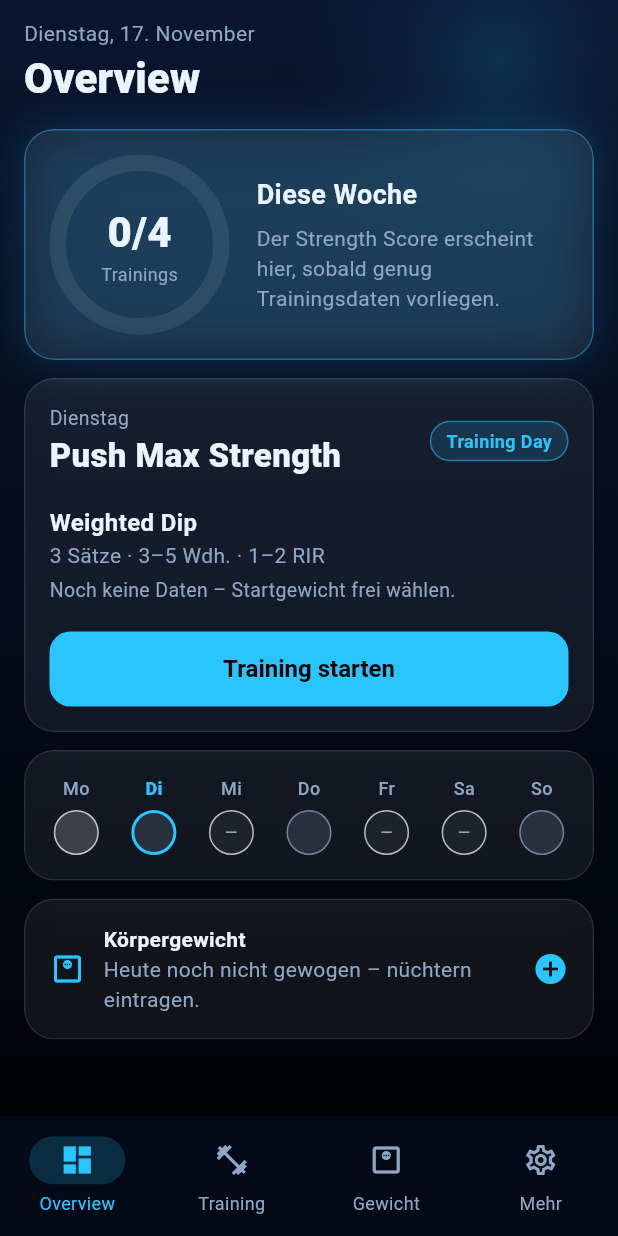
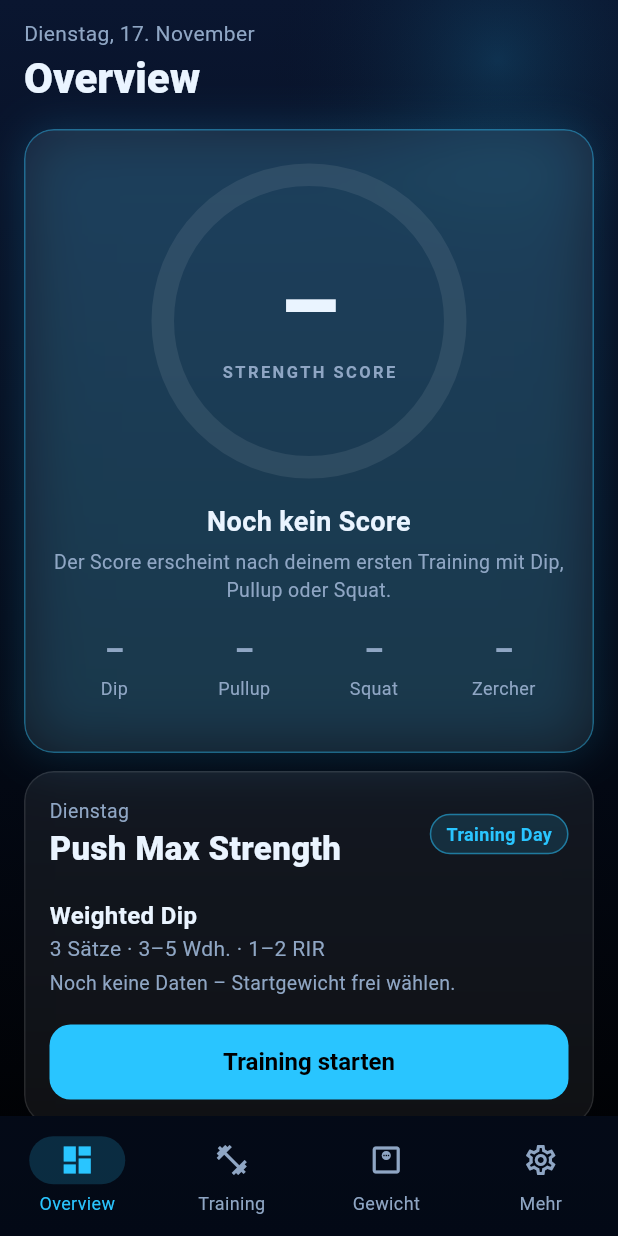
Before and after one commit to Louis501590/overview, a Flutter app: the DashboardScreen screen opened by its route, on a phone screen of 412 x 824 dp. Run offline on Flutter 3.47's test engine with Material 3 defaults, Android fonts, the phone set to English and light mode, and no system bars; our stand-ins replace drift, drift_flutter, file_picker, fl_chart, flutter_riverpod, go_router and 1 more; missing offline and left inert: dart:js_interop; accounts and stored records are empty; generated files the repository leaves out were written again.

Commit message:
Strength Score im Dashboard-Zentrum und e1RM mit Körpergewicht
- Dashboard: zentraler Strength-Score-Ring (0-100) mit geschätzter
  Platzierung in der Altersgruppe und Perzentil je Übung; Wochenstand
  (x/4 Trainings) wandert in die Wochenleiste
- Score-Engine: relative Stärke je Übung, Altersfaktor, Geschlecht
- e1RM für Dip/Pullup rechnet mit Gesamtgewicht (Körpergewicht + Zusatz)
- Körpergewicht pro Übung wird gespeichert (session_exercises.bodyweight_kg)
- Tests: 54 (Engine, e1RM, Repository)

Co-Authored-By: Claude Sonnet 5.5 <noreply@anthropic.com>
Claude-Session: https://claude.ai/code/session_01CGKHjy4CcFcasZCvKbdSa5

```diff
--- a/lib/app/providers.dart
+++ b/lib/app/providers.dart
@@ -6,6 +6,7 @@ import '../data/repositories/app_repository.dart';
 import '../core/format.dart';
 import '../domain/date_utils.dart';
 import '../domain/engines/schedule.dart';
+import '../domain/engines/strength_score.dart';
 import '../domain/models.dart';
 import '../domain/views.dart';
 
@@ -100,3 +101,47 @@ final startDateProvider = FutureProvider<DateTime>((ref) async {
 
 String longDateDe(DateTime d) =>
     '${weekdayNamesDe[d.weekday - 1]}, ${d.day}. ${monthNamesDe[d.month - 1]}';
+
+/// Zeitraum (Tage), aus dem die besten e1RMs für den Score stammen.
+const strengthScoreWindowDays = 90;
+
+/// Grund, warum (noch) kein Score berechnet werden kann.
+enum ScoreGap { noBodyweight, noTraining }
+
+class ScoreState {
+  const ScoreState({this.result, this.gap, this.e1rm = const {}, this.bodyweight});
+  final StrengthScoreResult? result;
+  final ScoreGap? gap;
+  final Map<String, double> e1rm;
+  final double? bodyweight;
+}
+
+/// Strength Score aus den besten e1RMs der letzten 90 Tage, Körpergewicht,
+/// Alter und Geschlecht. Aktualisiert sich bei Änderungen an Training/Gewicht.
+final strengthScoreProvider = FutureProvider<ScoreState>((ref) async {
+  final today = ref.watch(todayProvider);
+  final profile = ref.watch(profileProvider).value;
+  final weights = ref.watch(weightEntriesProvider).value;
+  // Neu berechnen, sobald sich Einheiten ändern.
+  ref.watch(sessionsPlannedProvider(
+      (from: addDays(today, -strengthScoreWindowDays - 14), to: addDays(today, 14))));
+  if (profile == null || weights == null) return const ScoreState();
+
+  final bw = weights.isEmpty ? null : weights.first.weightKg; // neueste zuerst
+  final e1rm = await ref
+      .read(repositoryProvider)
+      .bestE1rmByExerciseSince(addDays(today, -strengthScoreWindowDays));
+  if (bw == null) return ScoreState(gap: ScoreGap.noBodyweight, e1rm: e1rm);
+
+  final b = profile.birthDate;
+  var age = today.year - b.year;
+  if (today.month < b.month || (today.month == b.month && today.day < b.day)) age--;
+
+  final result = StrengthScoreEngine.compute(
+      e1rmByKey: e1rm, bodyweight: bw, age: age, sex: profile.sex);
+  return ScoreState(
+      result: result,
+      gap: result == null ? ScoreGap.noTraining : null,
+      e1rm: e1rm,
+      bodyweight: bw);
+});
--- a/lib/data/db/tables.dart
+++ b/lib/data/db/tables.dart
@@ -63,6 +63,8 @@ class SessionExercises extends Table {
   RealColumn get topWeight => real()();
   RealColumn get e1rmBest => real()();
   RealColumn get volume => real()();
+  /// Körpergewicht, mit dem der e1RM berechnet wurde (nur Dip/Pullup).
+  RealColumn get bodyweightKg => real().nullable()();
   TextColumn get progressionResult => text()(); // increase | hold | deload
   TextColumn get progressionMessage => text()();
 }
--- a/lib/domain/views.dart
+++ b/lib/domain/views.dart
@@ -101,6 +101,7 @@ class SlotResult {
     required this.e1rm,
     required this.volume,
     required this.topWeight,
+    this.bodyweight,
     this.date,
   });
   final int slotId;
@@ -111,6 +112,9 @@ class SlotResult {
   final double volume;
   final double topWeight;
 
+  /// Körpergewicht, das in den e1RM eingeflossen ist (Dip/Pullup), sonst null.
+  final double? bodyweight;
+
   /// Tatsächliches Trainingsdatum (nur bei geladenen Historien-Ergebnissen).
   final DateTime? date;
 
--- a/lib/features/dashboard/dashboard_screen.dart
+++ b/lib/features/dashboard/dashboard_screen.dart
@@ -7,6 +7,7 @@ import '../../core/format.dart';
 import '../../core/theme/app_theme.dart';
 import '../../core/widgets/glass.dart';
 import '../../domain/date_utils.dart';
+import '../../domain/plan_seed.dart';
 import '../../domain/models.dart';
 import '../../domain/views.dart';
 
@@ -93,7 +94,7 @@ class DashboardScreen extends ConsumerWidget {
                     .headlineMedium
                     ?.copyWith(fontWeight: FontWeight.w800)),
             const SizedBox(height: 16),
-            _WeekRingCard(done: weekDone, total: trainingDays.length),
+            _ScoreCard(state: ref.watch(strengthScoreProvider).value),
             const SizedBox(height: 12),
             if (nudge != null) ...[
               GlassCard(
@@ -120,6 +121,8 @@ class DashboardScreen extends ConsumerWidget {
             ],
             const SizedBox(height: 12),
             _WeekStrip(
+                done: weekDone,
+                total: trainingDays.length,
                 monday: monday,
                 plan: plan,
                 byDate: byDate,
@@ -160,48 +163,104 @@ class DashboardScreen extends ConsumerWidget {
   }
 }
 
-class _WeekRingCard extends StatelessWidget {
-  const _WeekRingCard({required this.done, required this.total});
-  final int done;
-  final int total;
+class _ScoreCard extends StatelessWidget {
+  const _ScoreCard({required this.state});
+  final ScoreState? state;
+
+  static const _lifts = [
+    (ExerciseKeys.weightedDip, 'Dip'),
+    (ExerciseKeys.weightedPullup, 'Pullup'),
+    (ExerciseKeys.backSquat, 'Squat'),
+    (ExerciseKeys.zercherSquat, 'Zercher'),
+  ];
 
   @override
   Widget build(BuildContext context) {
+    final r = state?.result;
+    final gap = state?.gap;
+    final score = r?.score;
+
+    String headline;
+    String? sub;
+    if (r != null) {
+      headline = 'Top ${r.topPercent} % deiner Altersgruppe';
+      sub = 'Schätzung · Alter ${r.age} · ${r.liftCount} von 4 Übungen'
+          '${r.provisional ? ' (vorläufig)' : ''}';
+    } else if (gap == ScoreGap.noBodyweight) {
+      headline = 'Körpergewicht fehlt';
+      sub = 'Trage dein Gewicht ein, dann berechne ich den Score.';
+    } else {
+      headline = 'Noch kein Score';
+      sub = 'Der Score erscheint nach deinem ersten Training mit '
+          'Dip, Pullup oder Squat.';
+    }
+
     return GlassCard(
       glow: true,
-      child: Row(
+      padding: const EdgeInsets.fromLTRB(16, 22, 16, 18),
+      child: Column(
         children: [
-          NeonRing(
-            size: 120,
-            stroke: 11,
-            progress: total == 0 ? 0 : done / total,
+          Center(
+            child: NeonRing(
+              size: 210,
+              stroke: 15,
+              progress: (score ?? 0) / 100,
               center: Column(mainAxisSize: MainAxisSize.min, children: [
-              Text('$done/$total',
+                Text(score == null ? '–' : '${score.round()}',
                     style: const TextStyle(
-                      fontSize: 28, fontWeight: FontWeight.w800)),
-              const Text('Trainings',
-                  style: TextStyle(color: AppColors.textSecondary, fontSize: 12)),
+                        fontSize: 64,
+                        fontWeight: FontWeight.w800,
+                        height: 1.0)),
+                const SizedBox(height: 4),
+                const Text('STRENGTH SCORE',
+                    style: TextStyle(
+                        color: AppColors.textSecondary,
+                        fontSize: 11,
+                        letterSpacing: 1.6,
+                        fontWeight: FontWeight.w600)),
               ]),
             ),
-          const SizedBox(width: 18),
-          const Expanded(
-            child: Column(
-              crossAxisAlignment: CrossAxisAlignment.start,
-              children: [
-                Text('Diese Woche',
-                    style:
-                        TextStyle(fontSize: 18, fontWeight: FontWeight.w700)),
-                SizedBox(height: 6),
-                Text(
-                  'Der Strength Score erscheint hier, sobald genug Trainingsdaten vorliegen.',
-                  style: TextStyle(color: AppColors.textSecondary),
           ),
+          const SizedBox(height: 16),
+          Text(headline,
+              textAlign: TextAlign.center,
+              style: TextStyle(
+                  fontSize: 18,
+                  fontWeight: FontWeight.w700,
+                  color: r != null ? AppColors.neon : AppColors.textPrimary)),
+          if (sub != null) ...[
+            const SizedBox(height: 4),
+            Text(sub,
+                textAlign: TextAlign.center,
+                style: const TextStyle(
+                    color: AppColors.textSecondary, fontSize: 13)),
           ],
-            ),
-          ),
+          const SizedBox(height: 16),
+          Row(children: [
+            for (final (key, label) in _lifts)
+              Expanded(child: _liftCell(label, r?.liftPercentiles[key],
+                  state?.e1rm[key])),
+          ]),
         ],
       ),
     );
+  }
+
+  Widget _liftCell(String label, double? percentile, double? e1rm) {
+    return Column(children: [
+      Text(percentile == null ? '–' : '${percentile.round()}',
+          style: TextStyle(
+              fontSize: 20,
+              fontWeight: FontWeight.w800,
+              color: percentile == null
+                  ? AppColors.textSecondary
+                  : AppColors.textPrimary)),
+      const SizedBox(height: 2),
+      Text(label,
+          style: const TextStyle(color: AppColors.textSecondary, fontSize: 12)),
+      Text(e1rm == null ? ' ' : '${fmtKg(e1rm, maxDecimals: 1)} kg',
+          style: const TextStyle(color: AppColors.textSecondary, fontSize: 11)),
+    ]);
   }
 }
 
@@ -375,12 +434,16 @@ class _OverdueCard extends StatelessWidget {
 
 class _WeekStrip extends StatelessWidget {
   const _WeekStrip({
+    required this.done,
+    required this.total,
     required this.monday,
     required this.plan,
     required this.byDate,
     required this.today,
     required this.start,
   });
+  final int done;
+  final int total;
   final DateTime monday;
   final List<DayInfo> plan;
   final Map<String, SessionInfo> byDate;
@@ -391,12 +454,24 @@ class _WeekStrip extends StatelessWidget {
   Widget build(BuildContext context) {
     return GlassCard(
       padding: const EdgeInsets.symmetric(horizontal: 8, vertical: 12),
-      child: Row(
+      child: Column(children: [
+        Padding(
+          padding: const EdgeInsets.fromLTRB(8, 0, 8, 10),
+          child: Row(children: [
+            const Expanded(
+                child: Text('Diese Woche',
+                    style: TextStyle(fontWeight: FontWeight.w700))),
+            Text('$done/$total Trainings',
+                style: const TextStyle(color: AppColors.textSecondary)),
+          ]),
+        ),
+        Row(
           mainAxisAlignment: MainAxisAlignment.spaceAround,
           children: [
             for (var i = 0; i < 7; i++) _cell(context, addDays(monday, i)),
           ],
         ),
+      ]),
     );
   }
 
```
Also changed, not shown: lib/data/repositories/app_repository.dart (+40 -1 lines), lib/domain/engines/e1rm.dart (+26 -0 lines), lib/domain/engines/strength_score.dart (added, +109 -0 lines), lib/features/training/session_screen.dart (+15 -0 lines), lib/data/db/database.g.dart, 3 other files. Lines whose indentation alone changed are shown as unchanged.
